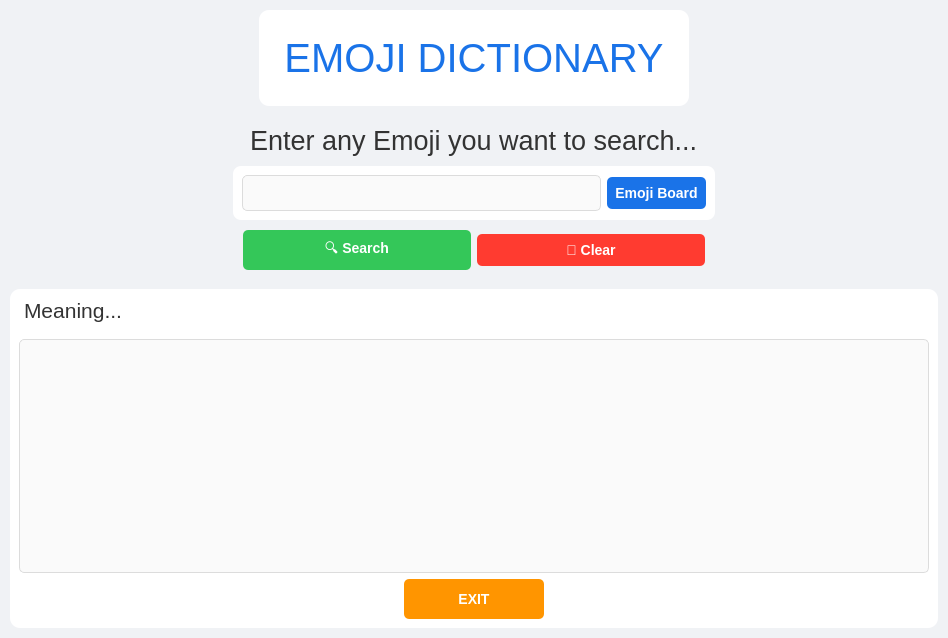
This is Emoji Dictionary/QT_GUI.ui in geekcomputers/Python as Qt 5 draws it before an edit. The edited form follows.
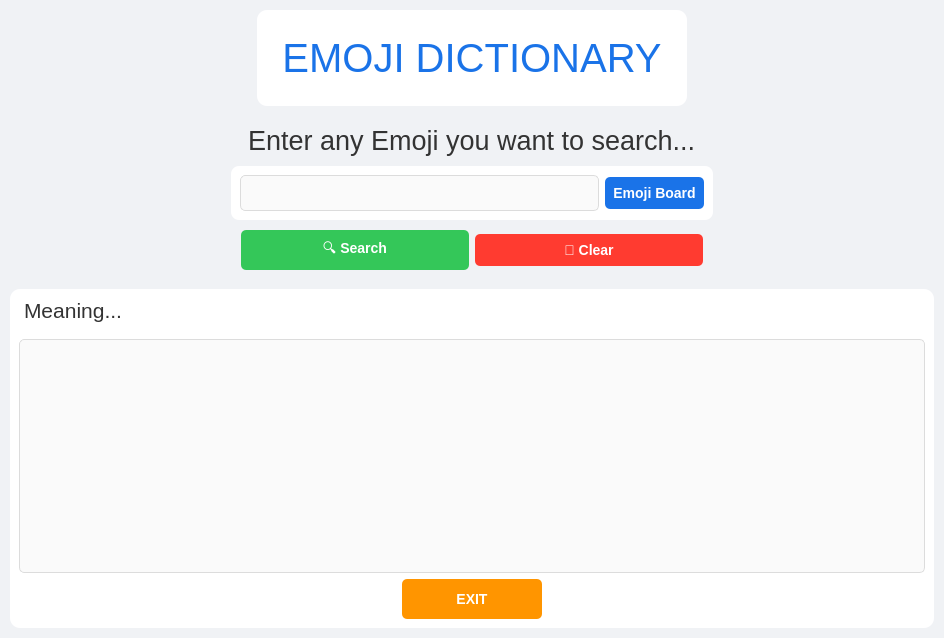
This is the edited form.

```diff
--- a/Emoji Dictionary/QT_GUI.ui
+++ b/Emoji Dictionary/QT_GUI.ui
@@ -6,7 +6,7 @@
    <rect>
     <x>0</x>
     <y>0</y>
-    <width>948</width>
+    <width>944</width>
     <height>638</height>
    </rect>
   </property>
@@ -159,7 +159,9 @@
            <widget class="QLineEdit" name="lineEdit">
             <property name="font">
              <font>
-              <pointsize>14</pointsize>
+              <pointsize>-1</pointsize>
+              <weight>50</weight>
+              <bold>false</bold>
              </font>
             </property>
             <property name="styleSheet">
@@ -175,6 +177,9 @@
                 background-color: #ffffff;
             }</string>
             </property>
+            <property name="text">
+             <string/>
+            </property>
            </widget>
           </item>
           <item>
@@ -184,7 +189,7 @@
             </property>
             <property name="font">
              <font>
-              <pointsize>14</pointsize>
+              <pointsize>-1</pointsize>
               <weight>62</weight>
               <bold>true</bold>
              </font>
@@ -229,7 +234,7 @@
            <widget class="QPushButton" name="pushButton_2">
             <property name="font">
              <font>
-              <pointsize>14</pointsize>
+              <pointsize>-1</pointsize>
               <weight>62</weight>
               <bold>true</bold>
              </font>
@@ -259,7 +264,7 @@
            <widget class="QPushButton" name="pushButton_3">
             <property name="font">
              <font>
-              <pointsize>14</pointsize>
+              <pointsize>-1</pointsize>
               <weight>62</weight>
               <bold>true</bold>
              </font>
@@ -332,7 +337,7 @@
         <widget class="QTextEdit" name="textEdit">
          <property name="font">
           <font>
-           <pointsize>14</pointsize>
+           <pointsize>-1</pointsize>
           </font>
          </property>
          <property name="styleSheet">
@@ -353,7 +358,7 @@
 &lt;html&gt;&lt;head&gt;&lt;meta name=&quot;qrichtext&quot; content=&quot;1&quot; /&gt;&lt;style type=&quot;text/css&quot;&gt;
 p, li { white-space: pre-wrap; }
 &lt;/style&gt;&lt;/head&gt;&lt;body style=&quot; font-family:'MS Shell Dlg 2'; font-size:14px; font-weight:400; font-style:normal;&quot;&gt;
-&lt;p style=&quot;-qt-paragraph-type:empty; margin-top:0px; margin-bottom:0px; margin-left:0px; margin-right:0px; -qt-block-indent:0; text-indent:0px; font-size:20pt;&quot;&gt;&lt;br /&gt;&lt;/p&gt;&lt;/body&gt;&lt;/html&gt;</string>
+&lt;p style=&quot;-qt-paragraph-type:empty; margin-top:0px; margin-bottom:0px; margin-left:0px; margin-right:0px; -qt-block-indent:0; text-indent:0px; font-size:7.8pt;&quot;&gt;&lt;br /&gt;&lt;/p&gt;&lt;/body&gt;&lt;/html&gt;</string>
          </property>
         </widget>
        </item>
@@ -367,7 +372,7 @@
          </property>
          <property name="font">
           <font>
-           <pointsize>14</pointsize>
+           <pointsize>-1</pointsize>
            <weight>62</weight>
            <bold>true</bold>
           </font>
```
Left out of the diff: 4 changed lines with no effect on the pictures.
